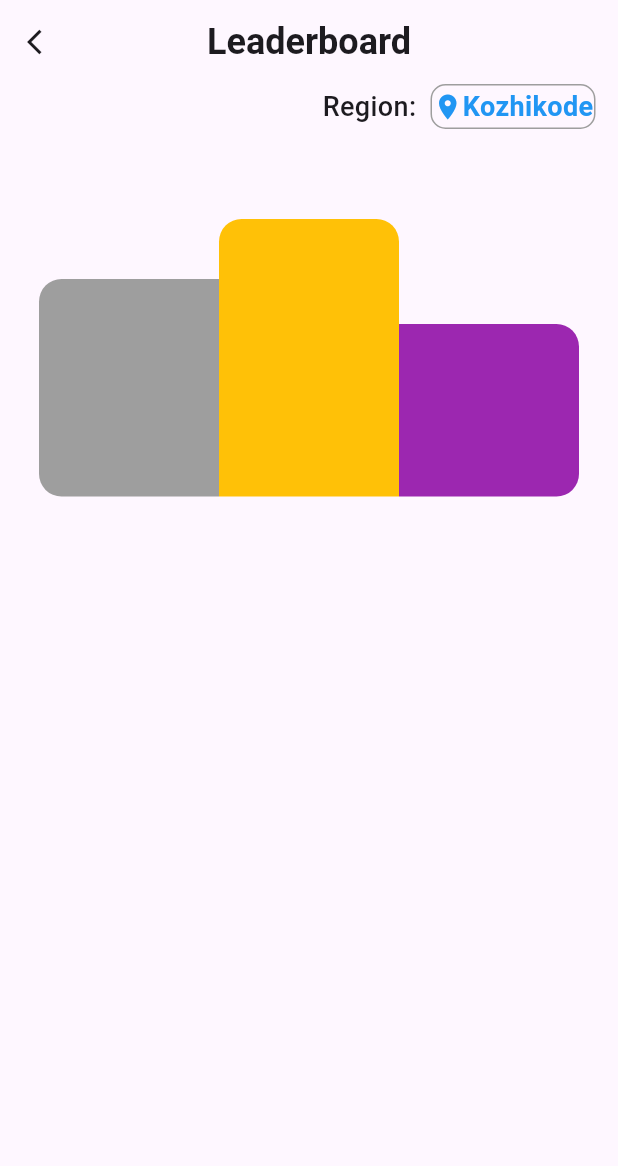
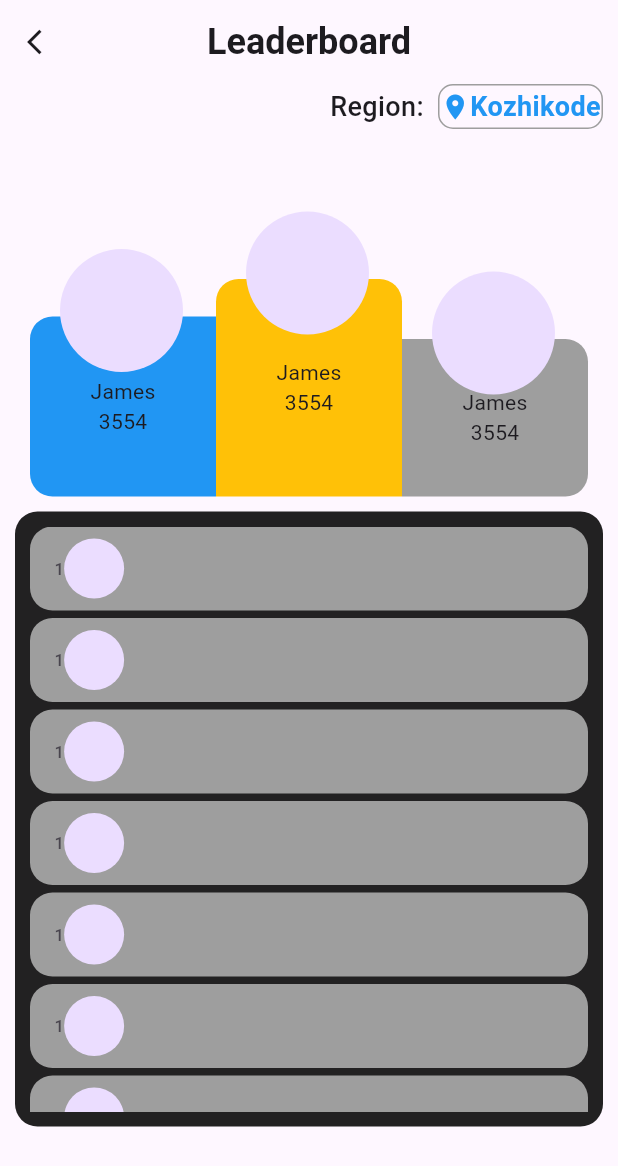
Before and after one commit to BIBINKB97/leaderboard_app, a Flutter app: the screen it shows after launch, on a phone screen of 412 x 824 dp. Shown: the top 1166 px of the screen. Run offline on Flutter 3.47's test engine with Material 3 defaults, Android fonts, the phone set to English and light mode, and no system bars.

Commit message:
upper part almost completed

```diff
--- a/lib/main.dart
+++ b/lib/main.dart
@@ -17,7 +17,7 @@ class MyApp extends StatelessWidget {
         colorScheme: ColorScheme.fromSeed(seedColor: Colors.deepPurple),
         useMaterial3: true,
       ),
-      home: LearderboardScreen(),
+      home: Leaderboard(),
     );
   }
 }
--- a/lib/view/leaderboard_screen/learderboard.dart
+++ b/lib/view/leaderboard_screen/learderboard.dart
@@ -1,94 +1,36 @@
-import 'package:flutter/cupertino.dart';
  import 'package:flutter/material.dart';
-import 'package:flutter/widgets.dart';
-import 'package:leaderboard_app/utils/utils.dart';
+import 'package:leaderboard_app/view/leaderboard_screen/lower_part.dart';
+import 'package:leaderboard_app/view/leaderboard_screen/upper_part.dart';
 import 'package:leaderboard_app/view/widgets/custom_text.dart';
 
-class LearderboardScreen extends StatelessWidget {
-  const LearderboardScreen({super.key});
+
+class Leaderboard extends StatelessWidget {
+  const Leaderboard({super.key});
 
   @override
   Widget build(BuildContext context) {
-    return  Scaffold(
+    return Scaffold(
  appBar: AppBar(
       centerTitle: true,
       title:CustomText(text: "Leaderboard" ,fs: 24,fw: FontWeight.bold,) ,
       leading: Icon(Icons.arrow_back_ios , size: 20,
       ),
     ),
-        body: SafeArea(child:
+     body:
      Container(
+      margin: EdgeInsets.symmetric(horizontal: 10),
         height: double.infinity,
+        // color: Colors.blue,
         child: Column(
-
           children: [
-            Stack(
-              children: [
-                Container(
-                  margin: EdgeInsets.symmetric(horizontal: 15),
-                  height: 275,
-                           decoration: BoxDecoration(
-                // color: kgreen,
-                borderRadius: BorderRadius.circular(15)
-                           ),
-                           child: Column(
-                           mainAxisAlignment: MainAxisAlignment.spaceBetween,
-                children: [
-                  Row(
-                    mainAxisAlignment: MainAxisAlignment.end,
-                  children: [
-                    CustomText(text: "Region:  ",fs: 18 ,fw: FontWeight.w500,
-                    ),
-                       Container(
-                        decoration: BoxDecoration(border: Border.all(color: kgrey) ,borderRadius: BorderRadius.circular(10)),
-                        height: 30,
-                        width: 110,
-                        child:Row(
-                          mainAxisAlignment: MainAxisAlignment.center,
-                          children: const [
-                            Icon(Icons.location_on ,size: 20,color: kblue,),
-                            CustomText(text: "Kozhikode",color: kblue,fs: 18,fw: FontWeight.bold,)
+            UpperPart(),
+            SizedBox(height: 10,),
+            LowerPart()
           ],
         ),
-                       ),
-                  ],
-                ),
-                Row(
-                  mainAxisAlignment: MainAxisAlignment.center,
-                  crossAxisAlignment: CrossAxisAlignment.end,
-                  children: [
-                    Container(
-                      height: 145,
-                      width: 120,
-                      decoration: BoxDecoration(
-                        color: Colors.grey,
-                        borderRadius: BorderRadius.only( bottomLeft: Radius.circular(15),topLeft: Radius.circular(15))),
-                    ),
-                     Container(
-                      height: 185,
-                      width: 120,
-                      decoration: BoxDecoration(
-                        color: Colors.amber,
-                        borderRadius: BorderRadius.only( topRight: Radius.circular(15),topLeft: Radius.circular(15))),
-                    ),
-                     Container(
-                      height: 115,
-                      width: 120,
-                      decoration: BoxDecoration(
-                        color: Colors.purple,
-                        borderRadius: BorderRadius.only( bottomRight: Radius.circular(15),topRight: Radius.circular(15))),
-                    ),
-                  ],
-                )
-                ],
-                ),
+
       ),
 
-              ],
-            ),
-          ],
-         ),
-        )),
     );
   }
 }
--- /dev/null
+++ b/lib/view/leaderboard_screen/lower_part.dart
@@ -0,0 +1,39 @@
+import 'package:flutter/material.dart';
+
+class LowerPart extends StatelessWidget {
+  const LowerPart({super.key});
+
+  @override
+  Widget build(BuildContext context) {
+    return  Container(
+      padding: EdgeInsets.all(10),
+              height: 410,
+             decoration: BoxDecoration( color: Colors.black87,  borderRadius: BorderRadius.circular(15)),
+             child: ListView.separated(
+              itemCount: 7,
+              separatorBuilder: (context, index) {
+                return SizedBox(
+                  height: 5,
+                );
+              },
+              itemBuilder: (context, index) {
+               return Container(
+                decoration: BoxDecoration(color: Colors.grey  ,borderRadius: BorderRadius.circular(15)),
+                 child: ListTile(
+
+                  leading: Container(
+
+                 child: Row(
+                      children: [
+                        Text("1"),
+                        CircleAvatar()
+                      ],
+                    )),
+
+
+                 ),
+               );
+             },),
+            );
+  }
+}
--- /dev/null
+++ b/lib/view/leaderboard_screen/upper_part.dart
@@ -0,0 +1,133 @@
+
+import 'package:flutter/material.dart';
+import 'package:leaderboard_app/view/widgets/custom_text.dart';
+
+class UpperPart extends StatelessWidget {
+  const UpperPart({super.key});
+
+  @override
+  Widget build(BuildContext context) {
+    return Container(
+              height: 275,
+               decoration: BoxDecoration(
+                // color: Colors.amber,
+                borderRadius: BorderRadius.circular(15)
+               ),
+               child: Column(
+                mainAxisAlignment: MainAxisAlignment.spaceBetween,
+                children: [
+                 Row(
+                         mainAxisAlignment: MainAxisAlignment.end,
+                       children: [
+                         CustomText(text: "Region:  ",fs: 18 ,fw: FontWeight.w500,
+                         ),
+                            Container(
+                             decoration: BoxDecoration(border: Border.all(color: Colors.grey) ,borderRadius: BorderRadius.circular(10)),
+                             height: 30,
+                             width: 110,
+                             child:Row(
+                               mainAxisAlignment: MainAxisAlignment.center,
+                               children: const [
+                                 Icon(Icons.location_on ,size: 20,color: Colors.blue,),
+                                 CustomText(text: "Kozhikode",color: Colors.blue,fs: 18,fw: FontWeight.bold,)
+                               ],
+                             ),
+                            ),
+                       ],
+                     ),
+                     Row(
+                       mainAxisAlignment: MainAxisAlignment.center,
+                       crossAxisAlignment: CrossAxisAlignment.end,
+                       children: [
+                         Stack(
+                           children: [
+                             Container(
+                              height: 190,
+                               child: Container(
+                                margin: EdgeInsets.only(top: 70),
+                                 height: 125,
+                                 width: 124,
+                                 decoration: BoxDecoration(
+                                   color: Colors.blue,
+                                   borderRadius: BorderRadius.only( bottomLeft: Radius.circular(15),topLeft: Radius.circular(15))),
+                               child: Center(child: Column(
+                               mainAxisAlignment: MainAxisAlignment.center,
+                                children: const [
+                                  CustomText(text: "James"),
+                                   CustomText(text: "3554"),
+                                ],
+                                 )),
+                               ),
+                             ),
+                             Positioned(
+                              left: 20,
+                              top: 25,
+                              child: CircleAvatar(
+                                radius: 41,
+                              ))
+                           ],
+                         ),
+                          Stack(
+                           children: [
+                             Container(
+                              height: 215,
+                               child: Container(
+                                margin: EdgeInsets.only(top: 70),
+                                 height: 145,
+                                 width: 124,
+                                 decoration: BoxDecoration(
+                                   color: Colors.amber,
+                                   borderRadius: BorderRadius.only( topRight: Radius.circular(15),topLeft: Radius.circular(15))),
+                               child: Center(child: Column(
+                               mainAxisAlignment: MainAxisAlignment.center,
+                                children: const [
+                                  CustomText(text: "James"),
+                                   CustomText(text: "3554"),
+                                ],
+                                )),
+                               ),
+                             ),
+                             Positioned(
+                              left: 20,
+                              top: 25,
+                              child: CircleAvatar(
+                                radius: 41,
+                              ))
+                           ],
+                         ),
+                          Stack(
+                           children: [
+                             Container(
+                              height: 175,
+                               child: Container(
+                                margin: EdgeInsets.only(top: 70),
+                                 height: 125,
+                                 width: 124,
+                                 decoration: BoxDecoration(
+                                   color: Colors.grey,
+                                   borderRadius: BorderRadius.only( topRight: Radius.circular(15),bottomRight: Radius.circular(15),),),
+                               child: Center(child: Column(
+                               mainAxisAlignment: MainAxisAlignment.center,
+                                children: const [
+                                  CustomText(text: "James"),
+                                   CustomText(text: "3554"),
+                                ],
+                               )),
+                               ),
+                             ),
+                             Positioned(
+                              left: 20,
+                              top: 25,
+                              child: CircleAvatar(
+                                radius: 41,
+
+                              ))
+                           ],
+                         ),
+                       ],
+                      ),
+                ],
+               ),
+            );
+  }
+}
```
Lines whose indentation alone changed are shown as unchanged.
